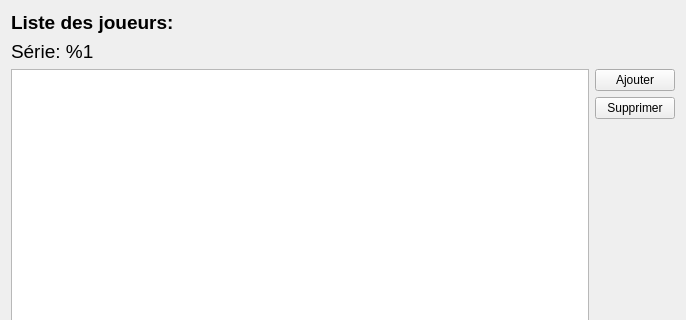
This is src/DialogPlayerList.ui in raoulh/pongify as Qt 5 draws it before an edit; both pictures show x 0 to 686 and y 0 to 320 of the 686 by 514 pixel window. The edited form follows.
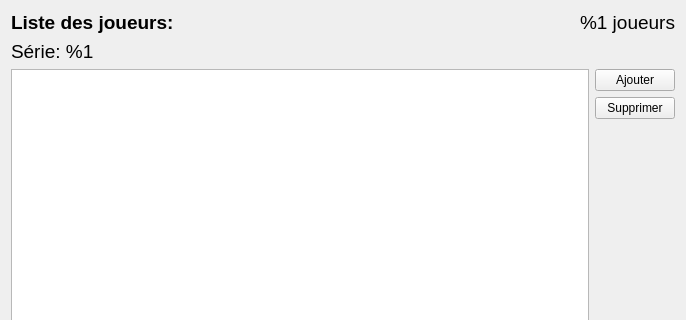
This is the edited form.

Patch:
```diff
--- a/src/DialogPlayerList.ui
+++ b/src/DialogPlayerList.ui
@@ -15,6 +15,8 @@
   </property>
   <layout class="QVBoxLayout" name="verticalLayout_2">
    <item>
+    <layout class="QHBoxLayout" name="horizontalLayout_2">
+     <item>
     <widget class="QLabel" name="label">
      <property name="font">
       <font>
@@ -26,6 +28,34 @@
       <string>Liste des joueurs:</string>
      </property>
     </widget>
+     </item>
+     <item>
+      <spacer name="horizontalSpacer">
+       <property name="orientation">
+        <enum>Qt::Horizontal</enum>
+       </property>
+       <property name="sizeHint" stdset="0">
+        <size>
+         <width>40</width>
+         <height>20</height>
+        </size>
+       </property>
+      </spacer>
+     </item>
+     <item>
+      <widget class="QLabel" name="labelPlayerCount">
+       <property name="font">
+        <font>
+         <pointsize>14</pointsize>
+         <bold>false</bold>
+        </font>
+       </property>
+       <property name="text">
+        <string>%1 joueurs</string>
+       </property>
+      </widget>
+     </item>
+    </layout>
    </item>
    <item>
     <widget class="QLabel" name="labelSerie">
```
Lines whose indentation alone changed are shown as unchanged.
